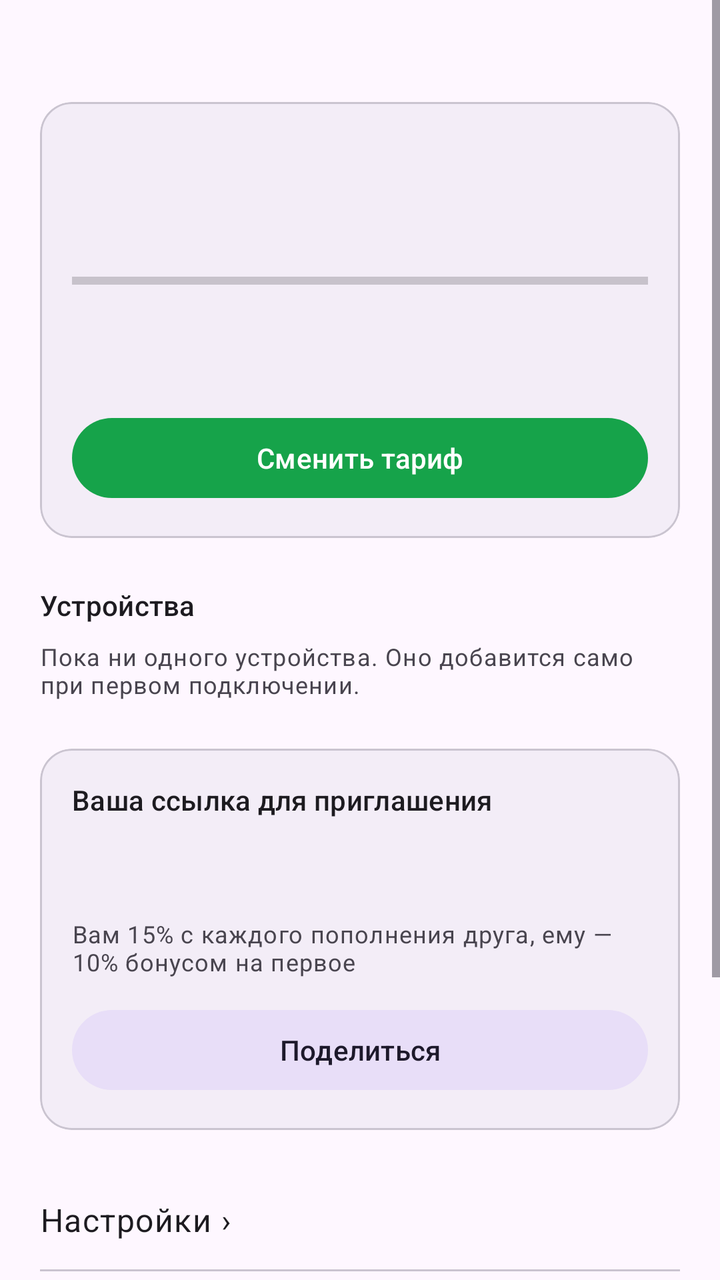
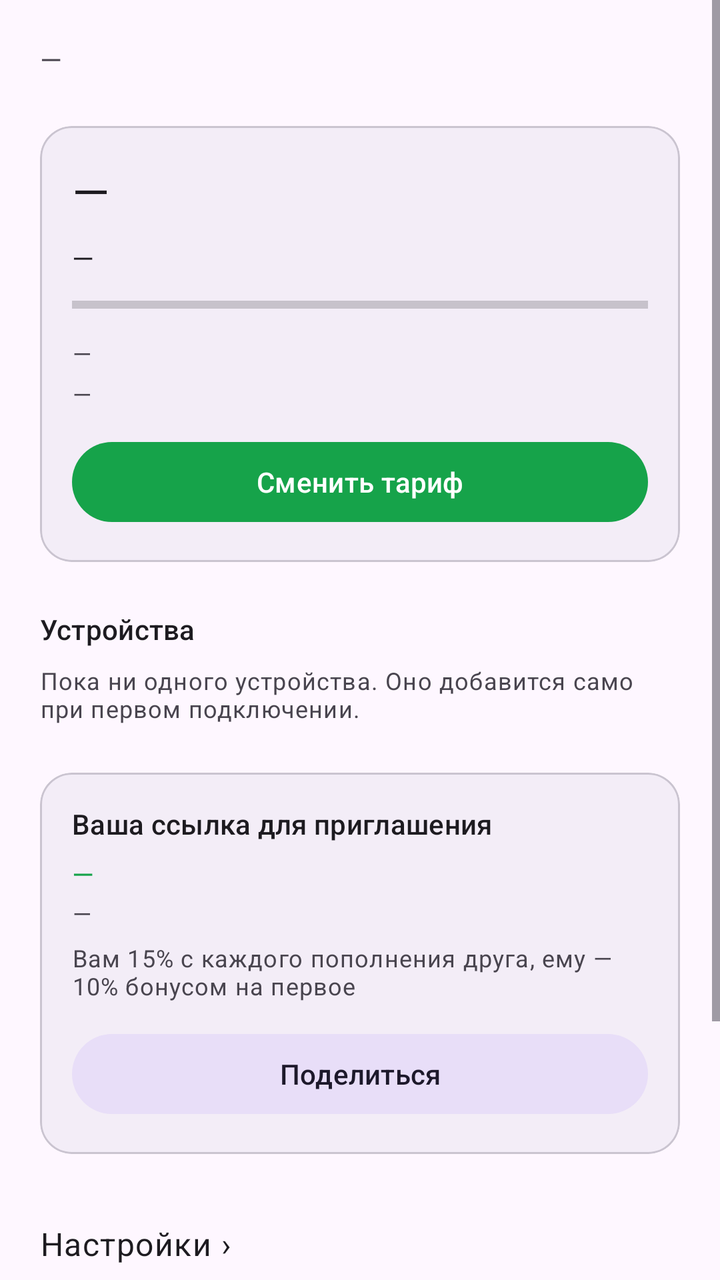

Compare the two renders of this Android layout. The source of the first and the diff that turns it into the second are given below.
<!-- AndroidManifest.xml: application theme Theme.VpnApp -->
<!-- res/layout/fragment_profile.xml -->
<?xml version="1.0" encoding="utf-8"?>
<ScrollView xmlns:android="http://schemas.android.com/apk/res/android"
    xmlns:app="http://schemas.android.com/apk/res-auto"
    android:layout_width="match_parent"
    android:layout_height="match_parent"
    android:fillViewport="true">

    <LinearLayout
        android:layout_width="match_parent"
        android:layout_height="wrap_content"
        android:orientation="vertical"
        android:padding="20dp">

        
        <TextView
            android:id="@+id/emailText"
            android:layout_width="match_parent"
            android:layout_height="wrap_content"
            android:textAppearance="?attr/textAppearanceBodyMedium"
            android:textColor="?android:attr/textColorSecondary"
            android:maxLines="2"
            android:ellipsize="middle" />

        <com.google.android.material.progressindicator.LinearProgressIndicator
            android:id="@+id/profileLoading"
            android:layout_width="match_parent"
            android:layout_height="wrap_content"
            android:layout_marginTop="8dp"
            android:indeterminate="true"
            android:visibility="gone" />

        <com.google.android.material.card.MaterialCardView
            android:layout_width="match_parent"
            android:layout_height="wrap_content"
            android:layout_marginTop="12dp"
            app:cardCornerRadius="16dp"
            app:cardElevation="0dp"
            app:cardBackgroundColor="?attr/colorSurfaceContainer">

            <LinearLayout
                android:layout_width="match_parent"
                android:layout_height="wrap_content"
                android:orientation="vertical"
                android:padding="16dp">

                <TextView
                    android:id="@+id/planNameText"
                    android:layout_width="match_parent"
                    android:layout_height="wrap_content"
                    android:textAppearance="?attr/textAppearanceHeadlineSmall" />

                <TextView
                    android:id="@+id/planTrafficText"
                    android:layout_width="match_parent"
                    android:layout_height="wrap_content"
                    android:layout_marginTop="8dp"
                    android:textAppearance="?attr/textAppearanceBodyMedium" />

                <ProgressBar
                    android:id="@+id/planTrafficProgress"
                    style="?android:attr/progressBarStyleHorizontal"
                    android:layout_width="match_parent"
                    android:layout_height="wrap_content"
                    android:layout_marginTop="6dp"
                    android:max="100" />

                <TextView
                    android:id="@+id/planExpiryText"
                    android:layout_width="match_parent"
                    android:layout_height="wrap_content"
                    android:layout_marginTop="8dp"
                    android:textAppearance="?attr/textAppearanceBodySmall"
                    android:textColor="?android:attr/textColorSecondary" />

                <TextView
                    android:id="@+id/balanceText"
                    android:layout_width="match_parent"
                    android:layout_height="wrap_content"
                    android:layout_marginTop="4dp"
                    android:textAppearance="?attr/textAppearanceBodySmall"
                    android:textColor="?android:attr/textColorSecondary" />

                
                <com.google.android.material.button.MaterialButton
                    android:id="@+id/changePlanButton"
                    android:layout_width="match_parent"
                    android:layout_height="wrap_content"
                    android:layout_marginTop="12dp"
                    android:text="@string/profile_change_plan" />
            </LinearLayout>
        </com.google.android.material.card.MaterialCardView>

        
        <LinearLayout
            android:layout_width="match_parent"
            android:layout_height="wrap_content"
            android:orientation="horizontal"
            android:layout_marginTop="24dp"
            android:baselineAligned="true">

            <TextView
                android:layout_width="0dp"
                android:layout_height="wrap_content"
                android:layout_weight="1"
                android:text="@string/devices_title"
                android:textAppearance="?attr/textAppearanceLabelLarge" />

            <TextView
                android:id="@+id/devicesUsageText"
                android:layout_width="wrap_content"
                android:layout_height="wrap_content"
                android:textAppearance="?attr/textAppearanceBodySmall"
                android:textColor="?android:attr/textColorSecondary" />
        </LinearLayout>

        <androidx.recyclerview.widget.RecyclerView
            android:id="@+id/devicesList"
            android:layout_width="match_parent"
            android:layout_height="wrap_content"
            android:layout_marginTop="4dp"
            android:nestedScrollingEnabled="false" />

        <TextView
            android:id="@+id/devicesEmptyText"
            android:layout_width="match_parent"
            android:layout_height="wrap_content"
            android:layout_marginTop="4dp"
            android:text="@string/devices_empty"
            android:textAppearance="?attr/textAppearanceBodySmall"
            android:textColor="?android:attr/textColorSecondary" />

        <com.google.android.material.card.MaterialCardView
            android:layout_width="match_parent"
            android:layout_height="wrap_content"
            android:layout_marginTop="24dp"
            app:cardCornerRadius="16dp"
            app:cardElevation="0dp"
            app:cardBackgroundColor="?attr/colorSurfaceContainer">

            <LinearLayout
                android:layout_width="match_parent"
                android:layout_height="wrap_content"
                android:orientation="vertical"
                android:padding="16dp">

                <TextView
                    android:layout_width="match_parent"
                    android:layout_height="wrap_content"
                    android:text="@string/profile_referral"
                    android:textAppearance="?attr/textAppearanceLabelLarge" />

                <TextView
                    android:id="@+id/referralStatsText"
                    android:layout_width="match_parent"
                    android:layout_height="wrap_content"
                    android:layout_marginTop="6dp"
                    android:textAppearance="?attr/textAppearanceBodyMedium"
                    android:textColor="?attr/colorPrimary" />

                <TextView
                    android:id="@+id/referralCodeText"
                    android:layout_width="match_parent"
                    android:layout_height="wrap_content"
                    android:layout_marginTop="2dp"
                    android:textAppearance="?attr/textAppearanceBodySmall"
                    android:textColor="?android:attr/textColorSecondary"
                    android:textIsSelectable="true" />

                <TextView
                    android:layout_width="match_parent"
                    android:layout_height="wrap_content"
                    android:layout_marginTop="6dp"
                    android:text="@string/profile_referral_desc"
                    android:textAppearance="?attr/textAppearanceBodySmall"
                    android:textColor="?android:attr/textColorSecondary" />

                
                <com.google.android.material.button.MaterialButton
                    android:id="@+id/shareReferralButton"
                    style="@style/Widget.Material3.Button.TonalButton"
                    android:layout_width="match_parent"
                    android:layout_height="wrap_content"
                    android:layout_marginTop="12dp"
                    android:text="@string/profile_referral_share" />
            </LinearLayout>
        </com.google.android.material.card.MaterialCardView>

        
        <TextView
            android:id="@+id/settingsButton"
            android:layout_width="match_parent"
            android:layout_height="wrap_content"
            android:layout_marginTop="20dp"
            android:background="?attr/selectableItemBackground"
            android:paddingTop="14dp"
            android:paddingBottom="14dp"
            android:text="@string/profile_row_settings"
            android:textAppearance="?attr/textAppearanceBodyLarge" />

        <View
            android:layout_width="match_parent"
            android:layout_height="1dp"
            android:background="?attr/colorOutlineVariant" />

        <TextView
            android:id="@+id/p2pRelayButton"
            android:layout_width="match_parent"
            android:layout_height="wrap_content"
            android:background="?attr/selectableItemBackground"
            android:paddingTop="14dp"
            android:paddingBottom="14dp"
            android:text="@string/profile_row_p2p"
            android:textAppearance="?attr/textAppearanceBodyLarge" />

        <View
            android:layout_width="match_parent"
            android:layout_height="1dp"
            android:background="?attr/colorOutlineVariant" />

        
        <com.google.android.material.button.MaterialButton
            android:id="@+id/signInExistingButton"
            style="@style/Widget.Material3.Button.TextButton"
            android:layout_width="wrap_content"
            android:layout_height="wrap_content"
            android:layout_marginTop="12dp"
            android:text="@string/profile_sign_in_existing" />

        <com.google.android.material.button.MaterialButton
            android:id="@+id/logoutButton"
            style="@style/Widget.Material3.Button.TextButton"
            android:layout_width="wrap_content"
            android:layout_height="wrap_content"
            android:layout_marginBottom="24dp"
            android:text="@string/profile_logout" />
    </LinearLayout>
</ScrollView>
<!-- resources referenced by this layout -->
<resources>
  <string name="devices_empty">Пока ни одного устройства. Оно добавится само при первом подключении.</string>
  <string name="devices_title">Устройства</string>
  <string name="profile_change_plan">Сменить тариф</string>
  <string name="profile_logout">Выйти</string>
  <string name="profile_referral">Ваша ссылка для приглашения</string>
  <string name="profile_referral_desc" formatted="false">Вам 15% с каждого пополнения друга, ему — 10% бонусом на первое</string>
  <string name="profile_referral_share">Поделиться</string>
  <string name="profile_row_p2p">P2P-режим ›</string>
  <string name="profile_row_settings">Настройки ›</string>
  <string name="profile_sign_in_existing">Войти в другой аккаунт</string>
  <style name="Theme.VpnApp" parent="Theme.Material3.DayNight.NoActionBar">
          <item name="colorPrimary">@color/brand_600</item>
          <item name="colorOnPrimary">@color/white</item>
          <item name="colorPrimaryContainer">@color/brand_100</item>
          <item name="colorOnPrimaryContainer">@color/brand_700</item>
          <item name="colorSecondary">@color/brand_500</item>
          <item name="colorSurface">@color/white</item>
          <item name="colorOnSurface">@color/dark_950</item>
          <item name="android:statusBarColor">?attr/colorSurface</item>
          <item name="android:windowLightStatusBar">true</item>
      </style>
  <color name="brand_600">#16A34A</color>
  <color name="white">#FFFFFF</color>
  <color name="brand_100">#DCFCE7</color>
  <color name="brand_700">#15803D</color>
  <color name="brand_500">#22C55E</color>
  <color name="dark_950">#060709</color>
</resources>

<!-- the commit's change to res/layout/fragment_profile.xml (unified diff, before → after) -->
@@ -14,6 +14,7 @@
         
         <TextView
             android:id="@+id/emailText"
+            android:text="@string/placeholder_dash"
             android:layout_width="match_parent"
             android:layout_height="wrap_content"
             android:textAppearance="?attr/textAppearanceBodyMedium"
@@ -27,7 +28,7 @@
             android:layout_height="wrap_content"
             android:layout_marginTop="8dp"
             android:indeterminate="true"
-            android:visibility="gone" />
+            android:visibility="invisible" />
 
         <com.google.android.material.card.MaterialCardView
             android:layout_width="match_parent"
@@ -45,12 +46,14 @@
 
                 <TextView
                     android:id="@+id/planNameText"
+                    android:text="@string/placeholder_dash"
                     android:layout_width="match_parent"
                     android:layout_height="wrap_content"
                     android:textAppearance="?attr/textAppearanceHeadlineSmall" />
 
                 <TextView
                     android:id="@+id/planTrafficText"
+                    android:text="@string/placeholder_dash"
                     android:layout_width="match_parent"
                     android:layout_height="wrap_content"
                     android:layout_marginTop="8dp"
@@ -66,6 +69,7 @@
 
                 <TextView
                     android:id="@+id/planExpiryText"
+                    android:text="@string/placeholder_dash"
                     android:layout_width="match_parent"
                     android:layout_height="wrap_content"
                     android:layout_marginTop="8dp"
@@ -74,6 +78,7 @@
 
                 <TextView
                     android:id="@+id/balanceText"
+                    android:text="@string/placeholder_dash"
                     android:layout_width="match_parent"
                     android:layout_height="wrap_content"
                     android:layout_marginTop="4dp"
@@ -151,6 +156,7 @@
 
                 <TextView
                     android:id="@+id/referralStatsText"
+                    android:text="@string/placeholder_dash"
                     android:layout_width="match_parent"
                     android:layout_height="wrap_content"
                     android:layout_marginTop="6dp"
@@ -159,6 +165,7 @@
 
                 <TextView
                     android:id="@+id/referralCodeText"
+                    android:text="@string/placeholder_dash"
                     android:layout_width="match_parent"
                     android:layout_height="wrap_content"
                     android:layout_marginTop="2dp"
@@ -218,19 +225,13 @@
             android:background="?attr/colorOutlineVariant" />
 
         
-        <com.google.android.material.button.MaterialButton
-            android:id="@+id/signInExistingButton"
-            style="@style/Widget.Material3.Button.TextButton"
-            android:layout_width="wrap_content"
-            android:layout_height="wrap_content"
-            android:layout_marginTop="12dp"
-            android:text="@string/profile_sign_in_existing" />
 
         <com.google.android.material.button.MaterialButton
             android:id="@+id/logoutButton"
             style="@style/Widget.Material3.Button.TextButton"
             android:layout_width="wrap_content"
             android:layout_height="wrap_content"
+            android:layout_marginTop="12dp"
             android:layout_marginBottom="24dp"
             android:text="@string/profile_logout" />
     </LinearLayout>
<!-- resource entries referenced after the edit -->
@@ -2,6 +2,7 @@
 <resources>
   <string name="devices_empty">Пока ни одного устройства. Оно добавится само при первом подключении.</string>
   <string name="devices_title">Устройства</string>
+  <string name="placeholder_dash">—</string>
   <string name="profile_change_plan">Сменить тариф</string>
   <string name="profile_logout">Выйти</string>
   <string name="profile_referral">Ваша ссылка для приглашения</string>
@@ -9,7 +10,6 @@
   <string name="profile_referral_share">Поделиться</string>
   <string name="profile_row_p2p">P2P-режим ›</string>
   <string name="profile_row_settings">Настройки ›</string>
-  <string name="profile_sign_in_existing">Войти в другой аккаунт</string>
   <style name="Theme.VpnApp" parent="Theme.Material3.DayNight.NoActionBar">
           <item name="colorPrimary">@color/brand_600</item>
           <item name="colorOnPrimary">@color/white</item>
